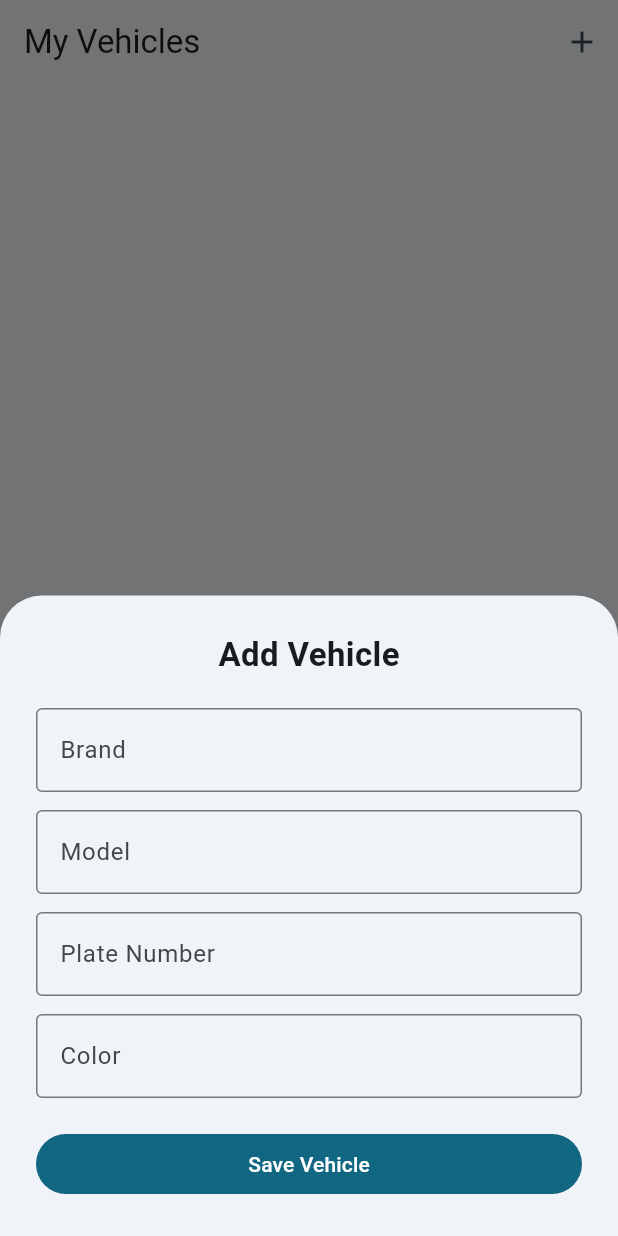
After one commit to RalphKahkedjian/valet-watch_lb, a Flutter app: the VehiclesScreen screen opened directly, after a tap on the "add" icon, on a phone screen of 412 x 824 dp. The commit adds this screen. Run offline on Flutter 3.47's test engine with Material 3 defaults, Android fonts, the phone set to English and light mode, and no system bars; our stand-ins replace dio, flutter_map, flutter_secure_storage, geolocator, go_router, image_picker and 1 more; accounts and stored records are empty; network calls fail.

Commit message:
Added vehicles for flutter

```diff
--- /dev/null
+++ b/valetwatch_mobile/lib/features/vehicles/data/models/vehicle_model.dart
@@ -0,0 +1,27 @@
+class VehicleModel {
+  final int id;
+  final String brand;
+  final String model;
+  final String plateNumber;
+  final String color;
+
+  VehicleModel({
+    required this.id,
+    required this.brand,
+    required this.model,
+    required this.plateNumber,
+    required this.color,
+  });
+
+  factory VehicleModel.fromJson(
+    Map<String, dynamic> json,
+  ) {
+    return VehicleModel(
+      id: json['id'],
+      brand: json['brand'],
+      model: json['model'],
+      plateNumber: json['plate_number'],
+      color: json['color'],
+    );
+  }
+}
--- /dev/null
+++ b/valetwatch_mobile/lib/features/vehicles/data/services/vehicle_service.dart
@@ -0,0 +1,35 @@
+import 'package:dio/dio.dart';
+
+import '../../../../core/network/dio_client.dart';
+import '../models/vehicle_model.dart';
+
+class VehicleService {
+  final Dio _dio = DioClient.dio;
+
+  Future<List<VehicleModel>> getVehicles() async {
+    final response = await _dio.get('/vehicles');
+
+    final List data = response.data['data'];
+
+    return data
+        .map((json) => VehicleModel.fromJson(json))
+        .toList();
+  }
+
+  Future<void> createVehicle({
+    required String brand,
+    required String model,
+    required String plateNumber,
+    required String color,
+  }) async {
+    await _dio.post(
+      '/vehicles',
+      data: {
+        'brand': brand,
+        'model': model,
+        'plate_number': plateNumber,
+        'color': color,
+      },
+    );
+  }
+}
--- /dev/null
+++ b/valetwatch_mobile/lib/features/vehicles/presentation/providers/vehicle_provider.dart
@@ -0,0 +1,54 @@
+import 'package:flutter/material.dart';
+
+import '../../data/models/vehicle_model.dart';
+import '../../data/services/vehicle_service.dart';
+
+class VehicleProvider extends ChangeNotifier {
+  final VehicleService _vehicleService =
+      VehicleService();
+
+  bool isLoading = false;
+
+  List<VehicleModel> vehicles = [];
+
+  Future<void> fetchVehicles() async {
+    try {
+      isLoading = true;
+      notifyListeners();
+
+      vehicles =
+          await _vehicleService.getVehicles();
+    } finally {
+      isLoading = false;
+      notifyListeners();
+    }
+  }
+
+  Future<bool> createVehicle({
+    required String brand,
+    required String model,
+    required String plateNumber,
+    required String color,
+  }) async {
+    try {
+      isLoading = true;
+      notifyListeners();
+
+      await _vehicleService.createVehicle(
+        brand: brand,
+        model: model,
+        plateNumber: plateNumber,
+        color: color,
+      );
+
+      await fetchVehicles();
+
+      return true;
+    } catch (_) {
+      return false;
+    } finally {
+      isLoading = false;
+      notifyListeners();
+    }
+  }
+}
--- /dev/null
+++ b/valetwatch_mobile/lib/features/vehicles/presentation/screens/vehicles_screen.dart
@@ -0,0 +1,185 @@
+import 'package:flutter/material.dart';
+import 'package:provider/provider.dart';
+
+import '../providers/vehicle_provider.dart';
+
+class VehiclesScreen extends StatefulWidget {
+  const VehiclesScreen({super.key});
+
+  @override
+  State<VehiclesScreen> createState() =>
+      _VehiclesScreenState();
+}
+
+class _VehiclesScreenState
+    extends State<VehiclesScreen> {
+  final brandController = TextEditingController();
+  final modelController = TextEditingController();
+  final plateController = TextEditingController();
+  final colorController = TextEditingController();
+
+  @override
+  void initState() {
+    super.initState();
+
+    Future.microtask(() {
+      context.read<VehicleProvider>().fetchVehicles();
+    });
+  }
+
+  void showAddVehicleSheet() {
+    showModalBottomSheet(
+      context: context,
+      isScrollControlled: true,
+      builder: (_) {
+        return Padding(
+          padding: EdgeInsets.only(
+            left: 24,
+            right: 24,
+            top: 24,
+            bottom:
+                MediaQuery.of(context).viewInsets.bottom + 24,
+          ),
+          child: Column(
+            mainAxisSize: MainAxisSize.min,
+            children: [
+              const Text(
+                'Add Vehicle',
+                style: TextStyle(
+                  fontSize: 22,
+                  fontWeight: FontWeight.bold,
+                ),
+              ),
+
+              const SizedBox(height: 20),
+
+              TextField(
+                controller: brandController,
+                decoration: const InputDecoration(
+                  labelText: 'Brand',
+                  border: OutlineInputBorder(),
+                ),
+              ),
+
+              const SizedBox(height: 12),
+
+              TextField(
+                controller: modelController,
+                decoration: const InputDecoration(
+                  labelText: 'Model',
+                  border: OutlineInputBorder(),
+                ),
+              ),
+
+              const SizedBox(height: 12),
+
+              TextField(
+                controller: plateController,
+                decoration: const InputDecoration(
+                  labelText: 'Plate Number',
+                  border: OutlineInputBorder(),
+                ),
+              ),
+
+              const SizedBox(height: 12),
+
+              TextField(
+                controller: colorController,
+                decoration: const InputDecoration(
+                  labelText: 'Color',
+                  border: OutlineInputBorder(),
+                ),
+              ),
+
+              const SizedBox(height: 20),
+
+              SizedBox(
+                width: double.infinity,
+                child: FilledButton(
+                  onPressed: () async {
+                    final provider =
+                        context.read<VehicleProvider>();
+
+                    final success =
+                        await provider.createVehicle(
+                      brand: brandController.text,
+                      model: modelController.text,
+                      plateNumber: plateController.text,
+                      color: colorController.text,
+                    );
+
+                    if (!mounted) return;
+
+                    if (success) {
+                      brandController.clear();
+                      modelController.clear();
+                      plateController.clear();
+                      colorController.clear();
+                      Navigator.pop(context);
+                    }
+
+                    ScaffoldMessenger.of(context).showSnackBar(
+                      SnackBar(
+                        content: Text(
+                          success
+                              ? 'Vehicle added successfully'
+                              : 'Failed to add vehicle',
+                        ),
+                      ),
+                    );
+                  },
+                  child: const Text('Save Vehicle'),
+                ),
+              ),
+            ],
+          ),
+        );
+      },
+    );
+  }
+
+  @override
+  Widget build(BuildContext context) {
+    final provider = context.watch<VehicleProvider>();
+
+    return Scaffold(
+      appBar: AppBar(
+        title: const Text('My Vehicles'),
+        actions: [
+          IconButton(
+            onPressed: showAddVehicleSheet,
+            icon: const Icon(Icons.add),
+          ),
+        ],
+      ),
+      body: provider.isLoading
+          ? const Center(child: CircularProgressIndicator())
+          : provider.vehicles.isEmpty
+              ? const Center(
+                  child: Text('No vehicles added yet'),
+                )
+              : ListView.builder(
+                  padding: const EdgeInsets.all(16),
+                  itemCount: provider.vehicles.length,
+                  itemBuilder: (context, index) {
+                    final vehicle = provider.vehicles[index];
+
+                    return Card(
+                      margin: const EdgeInsets.only(bottom: 12),
+                      child: ListTile(
+                        leading: const CircleAvatar(
+                          child: Icon(Icons.directions_car),
+                        ),
+                        title: Text(
+                          '${vehicle.brand} ${vehicle.model}',
+                        ),
+                        subtitle: Text(
+                          '${vehicle.plateNumber} • ${vehicle.color}',
+                        ),
+                      ),
+                    );
+                  },
+                ),
+    );
+  }
+}
--- a/valetwatch_mobile/lib/main.dart
+++ b/valetwatch_mobile/lib/main.dart
@@ -5,6 +5,7 @@ import 'package:valetwatch_mobile/features/reports/presentation/report_provider.
 import 'core/routes/app_router.dart';
 import 'features/auth/presentation/auth_provider.dart';
 import 'features/parking_zones/presentation/parking_zone_provider.dart';
+import 'features/vehicles/presentation/providers/vehicle_provider.dart';
 
 void main() {
   runApp(
@@ -18,6 +19,9 @@ void main() {
         ),
         ChangeNotifierProvider(
           create: (_) => ReportProvider(),
+        ),
+        ChangeNotifierProvider(
+          create: (_) => VehicleProvider(),
         ),
 
       ],
--- a/valetwatch_mobile/lib/shared/widgets/main_navigation.dart
+++ b/valetwatch_mobile/lib/shared/widgets/main_navigation.dart
@@ -5,6 +5,7 @@ import '../../features/parking_zones/presentation/parking_zones_screen.dart';
 import '../../features/profile/profile_screen.dart';
 import '../../features/reports/presentation/report_screen.dart';
 import '../../features/map/presentation/map_screen.dart';
+import '../../features/vehicles/presentation/screens/vehicles_screen.dart';
 
 class MainNavigation extends StatefulWidget {
   const MainNavigation({super.key});
@@ -22,6 +23,7 @@ class _MainNavigationState
     HomeScreen(),
     ParkingZonesScreen(),
     MapScreen(),
+    VehiclesScreen(),
     ReportScreen(),
     ProfileScreen(),
   ];
@@ -60,6 +62,11 @@ class _MainNavigationState
     label: 'Report',
   ),
   NavigationDestination(
+    icon: Icon(Icons.directions_car_outlined),
+    selectedIcon: Icon(Icons.directions_car),
+    label: 'Vehicles',
+  ),
+  NavigationDestination(
     icon: Icon(Icons.person_outline),
     selectedIcon: Icon(Icons.person),
     label: 'Profile',
```
